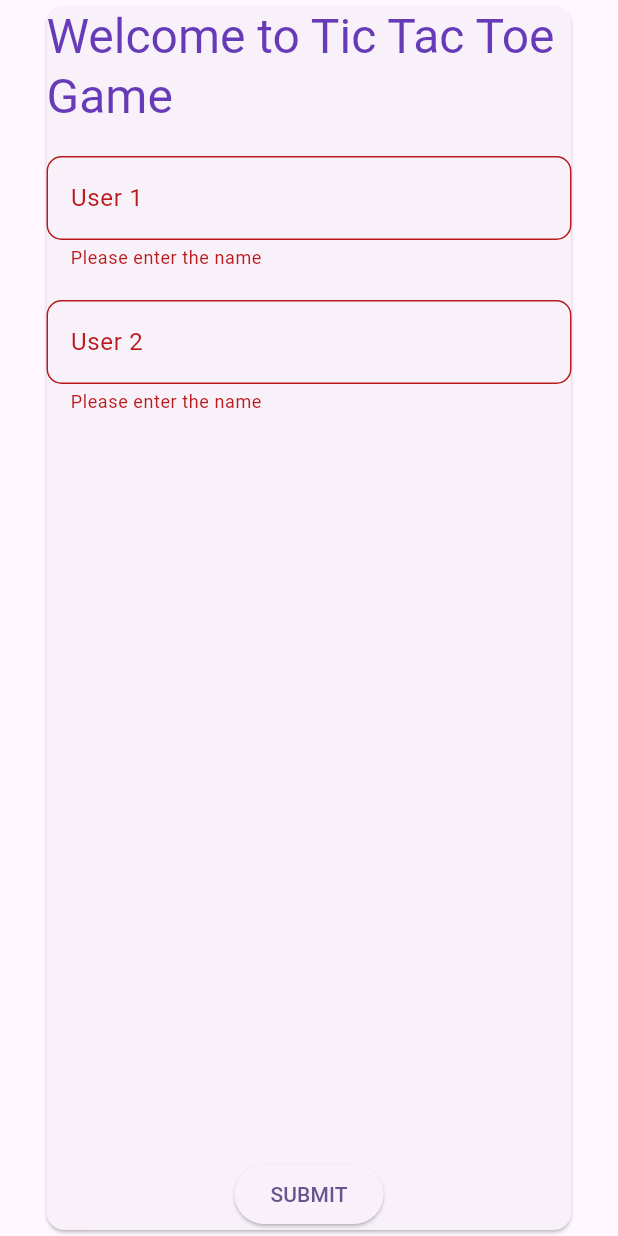
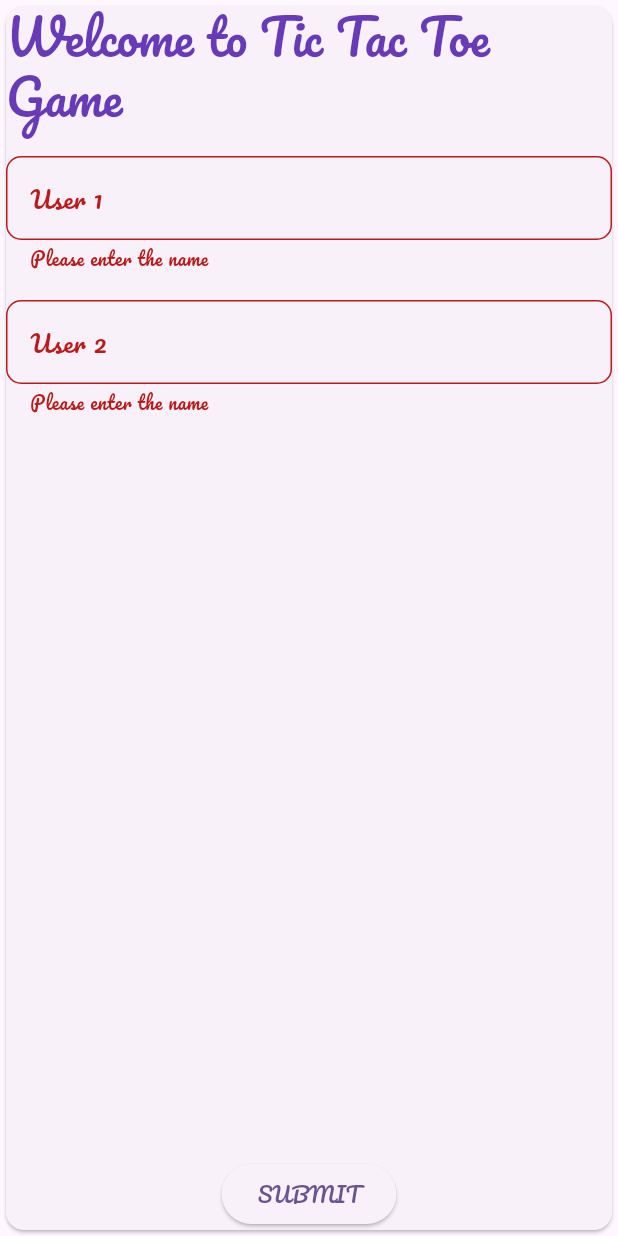
Before and after one commit to Anand-Jangid/tic_tac_toe, a Flutter app: the screen it shows after launch, after a tap on "SUBMIT", on a phone screen of 412 x 824 dp. Run offline on Flutter 3.47's test engine with Material 2 defaults, Android fonts, the phone set to English and light mode, and no system bars.

Commit message:
font Changed

```diff
--- a/lib/main.dart
+++ b/lib/main.dart
@@ -8,15 +8,16 @@ void main() {
 
 class MyApp extends StatelessWidget {
   MyApp({super.key});
-  final navigatorKey = GlobalKey<NavigatorState>();
+  // final navigatorKey = GlobalKey<NavigatorState>();
 
   // This widget is the root of your application.
   @override
   Widget build(BuildContext context) {
     return MaterialApp(
-      navigatorKey: navigatorKey,
+      // navigatorKey: navigatorKey,
       title: 'Flutter Demo',
       theme: ThemeData(
+        fontFamily: 'Pacifico-Regular',
         colorScheme: ColorScheme.fromSeed(seedColor: Colors.deepPurple),
         useMaterial3: true,
       ),
@@ -45,8 +46,6 @@ class _Screen1State extends State<Screen1> {
           child: Form(
             key: _formKey,
             child: Card(
-              child: Container(
-                width: 350,
               child: Column(
                 children: [
                   Text("Welcome to Tic Tac Toe Game", style: Theme.of(context).textTheme.headlineLarge!.copyWith(color: Colors.deepPurple),),
@@ -90,7 +89,7 @@ class _Screen1State extends State<Screen1> {
                   ElevatedButton(
                       onPressed: (){
                         if(_formKey.currentState!.validate()){
-                            Navigator.of(context).push(MaterialPageRoute(builder: (context) => MyHomePage(
+                          Navigator.of(context).pushReplacement(MaterialPageRoute(builder: (context) => MyHomePage(
                             user1Name: user1Controller.text,
                             user2Name: user2Controller.text,
                           )));
@@ -99,7 +98,6 @@ class _Screen1State extends State<Screen1> {
                       child: Text("SUBMIT"),
                   )
                 ],
-                ),
               ),
             ),
           ),
```
Also changed, not shown: pubspec.yaml (+4 -4 lines), assets/fonts/Pacifico-Regular.ttf (added). Lines whose indentation alone changed are shown as unchanged.
